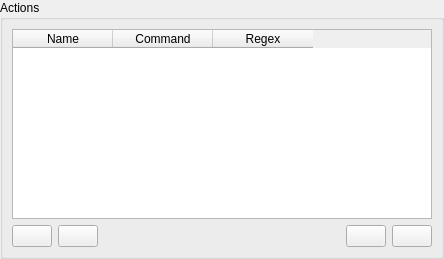
First picture: the form in src/codeinfoconfigwidget.ui, repository hgrecco/KateCodeinfo, before the edit.
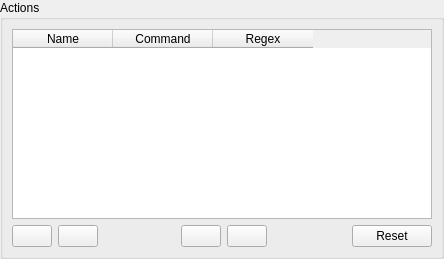
Second picture: the form after the edit.

```diff
--- a/src/codeinfoconfigwidget.ui
+++ b/src/codeinfoconfigwidget.ui
@@ -106,6 +106,26 @@
           </property>
          </widget>
         </item>
+        <item>
+         <spacer name="horizontalSpacer_2">
+          <property name="orientation">
+           <enum>Qt::Horizontal</enum>
+          </property>
+          <property name="sizeHint" stdset="0">
+           <size>
+            <width>420</width>
+            <height>20</height>
+           </size>
+          </property>
+         </spacer>
+        </item>
+        <item>
+         <widget class="QPushButton" name="btnReset">
+          <property name="text">
+           <string>Reset</string>
+          </property>
+         </widget>
+        </item>
        </layout>
       </item>
      </layout>
```
